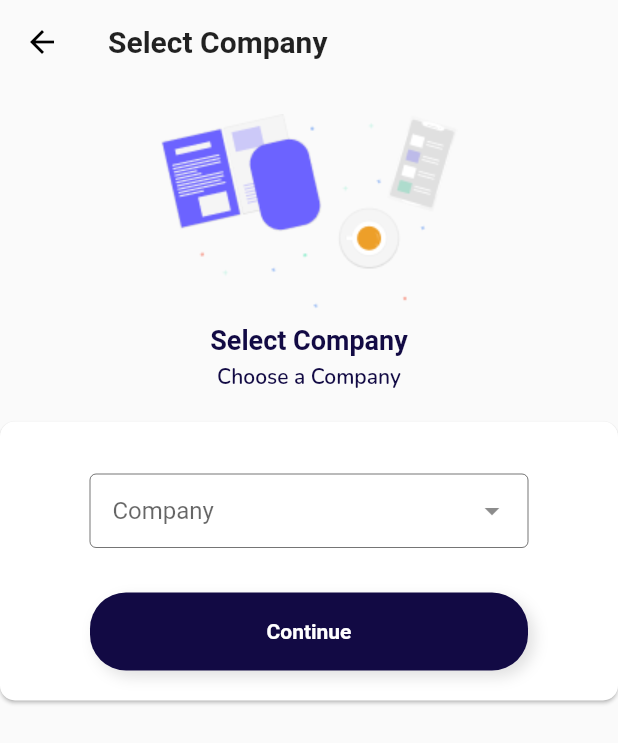
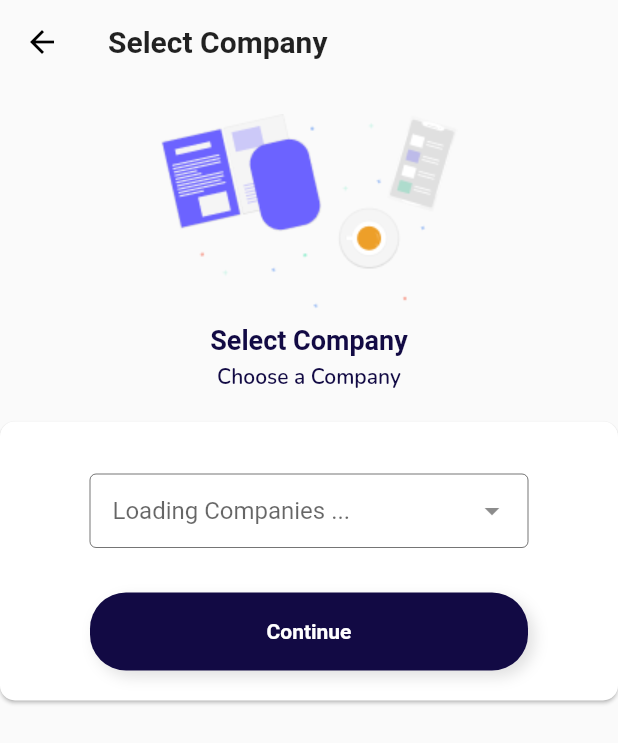
Before and after one commit to Ibuku/NewSFS2, a Flutter app: the SelectCompany screen opened directly, on a phone screen of 412 x 824 dp. Shown: the top 743 px of the screen. Run offline on Flutter 3.47's test engine with Material 2 defaults, Android fonts, the phone set to English and light mode, and no system bars; our stand-ins replace get_it, google_fonts, provider_architecture; network calls fail; Roboto replaces fonts that are missing (Maven Pro).

Commit message:
Commiting changes

```diff
--- a/lib/ui/views/auth/signup/select_company.dart
+++ b/lib/ui/views/auth/signup/select_company.dart
@@ -73,7 +73,11 @@ class SelectCompany extends StatelessWidget {
                       children: <Widget>[
                         verticalSpaceMedium,
                         CustomTextField(
-                          hintText: "Company",
+                          hintText: model.loading
+                              ? "Loading Companies ..."
+                              : model.selectedCompany != null
+                                  ? model.selectedCompany.display
+                                  : "Select a company",
                           textController: _companyController,
                           validator: (value) {
                             if (value == null || value == "") {
@@ -95,14 +99,14 @@ class SelectCompany extends StatelessWidget {
                               MaterialPageRoute(
                                 builder: (context) => FullScreenPicker(
                                   title: "Select a company",
-                                  dataSource: model.loading ? [] : model.companies,
-                                  dataSourceKey: "name",
+                                  dataSource:
+                                      model.loading ? [] : model.companies,
                                 ),
                                 fullscreenDialog: false,
                               ),
                             ).then((value) {
                               if (value != null) {
-                                _companyController.text = value.name;
+                                // _companyController.text = value.name;
                                 model.setSelectedCompany(value);
                               }
                             });
--- a/lib/ui/widgets/custom_text_field.dart
+++ b/lib/ui/widgets/custom_text_field.dart
@@ -71,7 +71,7 @@ class CustomTextField extends StatelessWidget {
           fontSize: 14,
         ),
       ),
-      style: TextStyle(color: Colors.white),
+      style: TextStyle(color: Colors.black),
       enabled: enabled,
       obscureText: obscureText,
       readOnly: readOnly,
--- a/lib/ui/widgets/full_screen_picker.dart
+++ b/lib/ui/widgets/full_screen_picker.dart
@@ -4,9 +4,8 @@ import 'package:sfscredit/ui/shared/app_colors.dart';
 class FullScreenPicker extends StatefulWidget {
   final String title;
   final List dataSource;
-  final String dataSourceKey;
 
-  FullScreenPicker({this.title, this.dataSource, this.dataSourceKey});
+  FullScreenPicker({this.title, this.dataSource});
 
   @override
   _FullScreenPickerState createState() => _FullScreenPickerState();
@@ -14,12 +13,10 @@ class FullScreenPicker extends StatefulWidget {
 
 class _FullScreenPickerState extends State<FullScreenPicker> {
   List selectList = List();
-  String dsKey;
 
   @override
   void initState() {
     selectList = widget.dataSource;
-    dsKey = widget.dataSourceKey;
     super.initState();
   }
 
```
Also changed, not shown: lib/viewmodels/signup_view_model.dart (+7 -3 lines).
